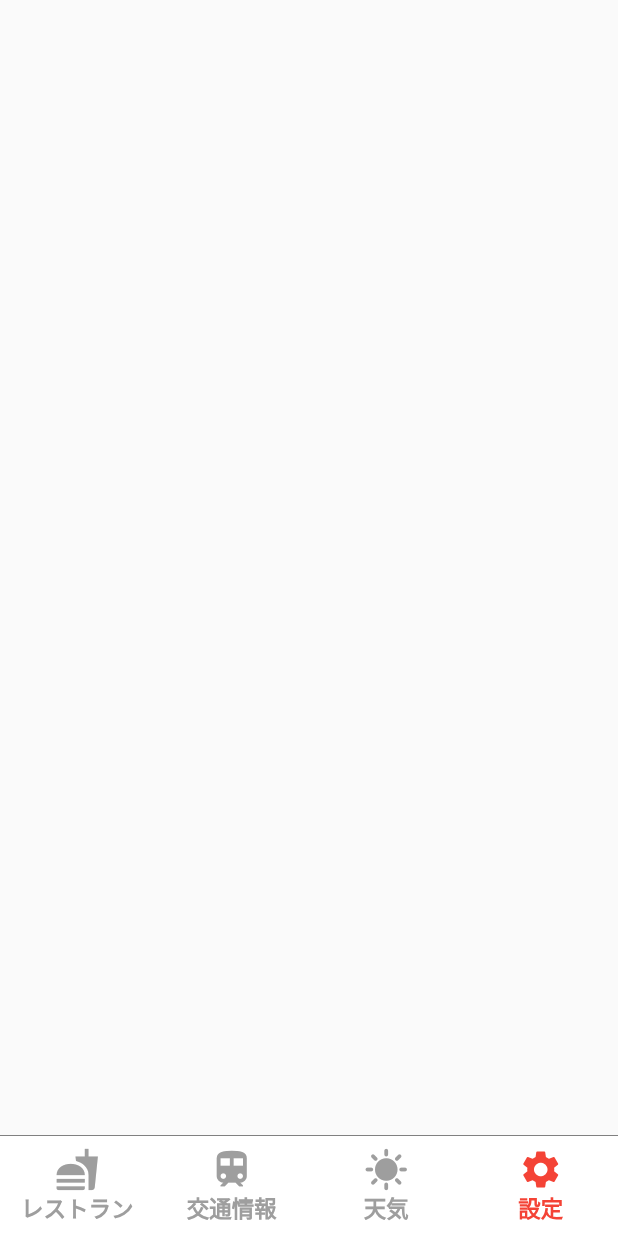
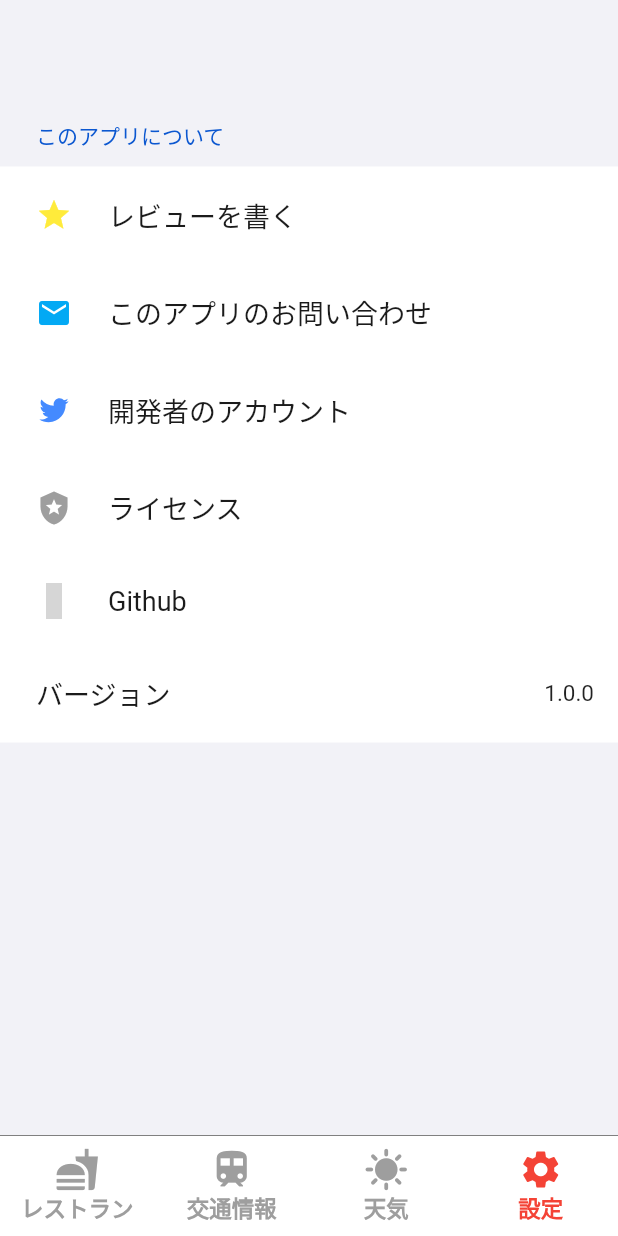
Before and after one commit to iseruuuuu/marinos_app, a Flutter app: the screen it shows after launch, item 4 of the bottom bar chosen, on a phone screen of 412 x 824 dp. Run offline on Flutter 3.47's test engine with Material 2 defaults, Android fonts, the phone set to English and light mode, and no system bars; drawn by our look-alikes of settings_ui; our stand-ins replace flutter_rating_bar, flutter_vector_icons, hooks_riverpod, in_app_review, package_info_plus; missing offline and left inert: flutter_inappwebview; network calls fail; grey boxes are pictures that could not be loaded.

Commit message:
add: 設定画面を作成した

```diff
--- a/lib/ui/setting/setting_screen.dart
+++ b/lib/ui/setting/setting_screen.dart
@@ -1,10 +1,103 @@
 import 'package:flutter/material.dart';
+import 'package:flutter_vector_icons/flutter_vector_icons.dart';
+import 'package:hooks_riverpod/hooks_riverpod.dart';
+import 'package:marinos_app/ui/setting/setting_provider.dart';
+import 'package:settings_ui/settings_ui.dart';
 
-class SettingScreen extends StatelessWidget {
+class SettingScreen extends ConsumerWidget {
   const SettingScreen({Key? key}) : super(key: key);
 
   @override
-  Widget build(BuildContext context) {
-    return Container();
+  Widget build(BuildContext context, WidgetRef ref) {
+    return Scaffold(
+      appBar: AppBar(elevation: 0, backgroundColor: const Color(0xFFF2F2F7)),
+      body: Column(
+        children: [
+          Expanded(
+            child: SettingsList(
+              lightTheme: const SettingsThemeData(
+                settingsListBackground: Color(0xFFF2F2F7),
+                settingsSectionBackground: Colors.white,
+              ),
+              sections: [
+                SettingsSection(
+                  title: const Text('このアプリについて'),
+                  tiles: [
+                    SettingsTile.navigation(
+                      leading: const Icon(
+                        MaterialIcons.star,
+                        color: Colors.yellow,
+                      ),
+                      title: const Text('レビューを書く'),
+                      onPressed: (context) {
+                        ref.read(settingProvider.notifier).onTapReview();
+                      },
+                    ),
+                    // SettingsTile.navigation(
+                    //   leading: const Icon(
+                    //     Entypo.share,
+                    //     color: Colors.black,
+                    //   ),
+                    //   title: const Text('友達に教える'),
+                    //   onPressed: (context) {
+                    //     ref
+                    //         .read(settingViewModelProvider.notifier)
+                    //         .onTapShare();
+                    //   },
+                    // ),
+                    SettingsTile.navigation(
+                      leading: const Icon(
+                        Icons.mail,
+                        color: Colors.lightBlue,
+                      ),
+                      title: const Text('このアプリのお問い合わせ'),
+                      onPressed: (context) {
+                        ref.read(settingProvider.notifier).onTapMail();
+                      },
+                    ),
+                    SettingsTile.navigation(
+                      leading: const Icon(
+                        AntDesign.twitter,
+                        color: Colors.blueAccent,
+                      ),
+                      title: const Text('開発者のアカウント'),
+                      onPressed: (context) {
+                        ref.read(settingProvider.notifier).onTapTwitter();
+                      },
+                    ),
+                    SettingsTile.navigation(
+                      leading: const Icon(
+                        Icons.local_police,
+                        color: Colors.grey,
+                      ),
+                      title: const Text('ライセンス'),
+                      onPressed: (context) {
+                        ref
+                            .read(settingProvider.notifier)
+                            .onTapLicense(context);
+                      },
+                    ),
+                    SettingsTile.navigation(
+                      leading: const Icon(
+                        MaterialCommunityIcons.github,
+                        color: Colors.black,
+                      ),
+                      title: const Text('Github'),
+                      onPressed: (context) {
+                        ref.read(settingProvider.notifier).onTapGithub();
+                      },
+                    ),
+                    SettingsTile.navigation(
+                      title: const Text('バージョン'),
+                      trailing: Text(ref.watch(settingProvider)),
+                    ),
+                  ],
+                ),
+              ],
+            ),
+          ),
+        ],
+      ),
+    );
   }
 }
--- a/pubspec.yaml
+++ b/pubspec.yaml
@@ -22,6 +22,11 @@ dependencies:
   flutter_inappwebview: ^5.7.2+3
   url_launcher: ^6.1.7
   flutter_rating_bar: ^4.0.1
+  settings_ui: ^2.0.2
+  flutter_vector_icons: ^2.0.0
+  in_app_review: ^2.0.6
+  share: ^2.0.4
+  package_info_plus: ^4.0.2
 
 dev_dependencies:
   flutter_test:
```
Also changed, not shown: lib/ui/setting/setting_provider.dart (added, +70 -0 lines), pubspec.lock, 2 other files.
